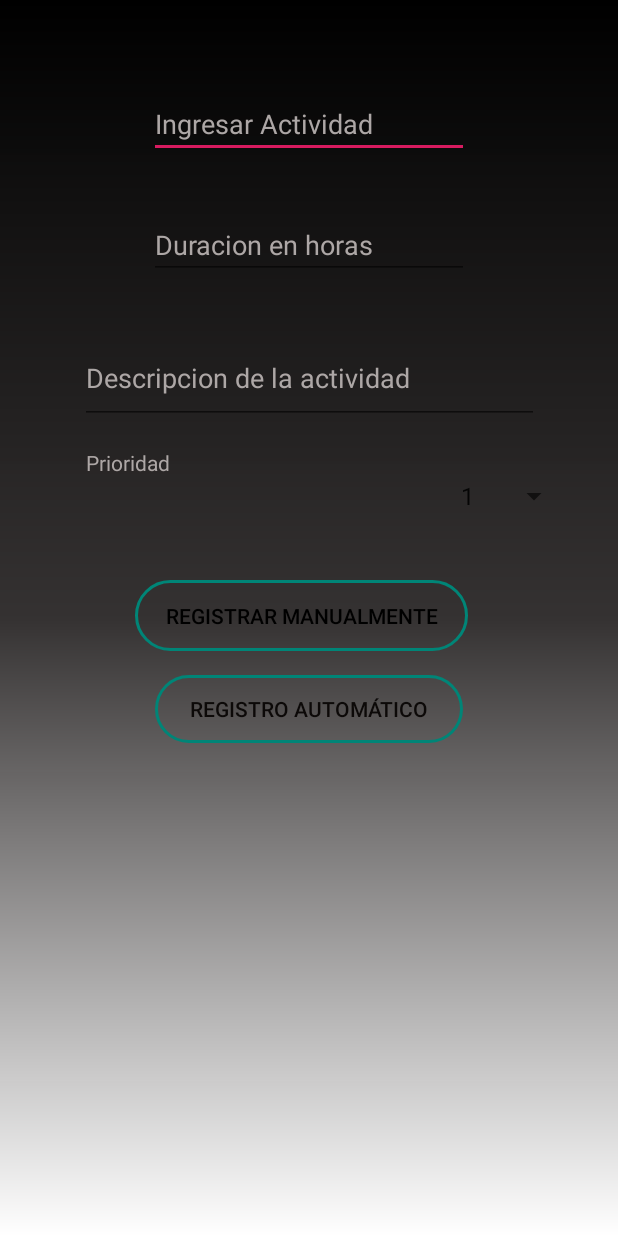
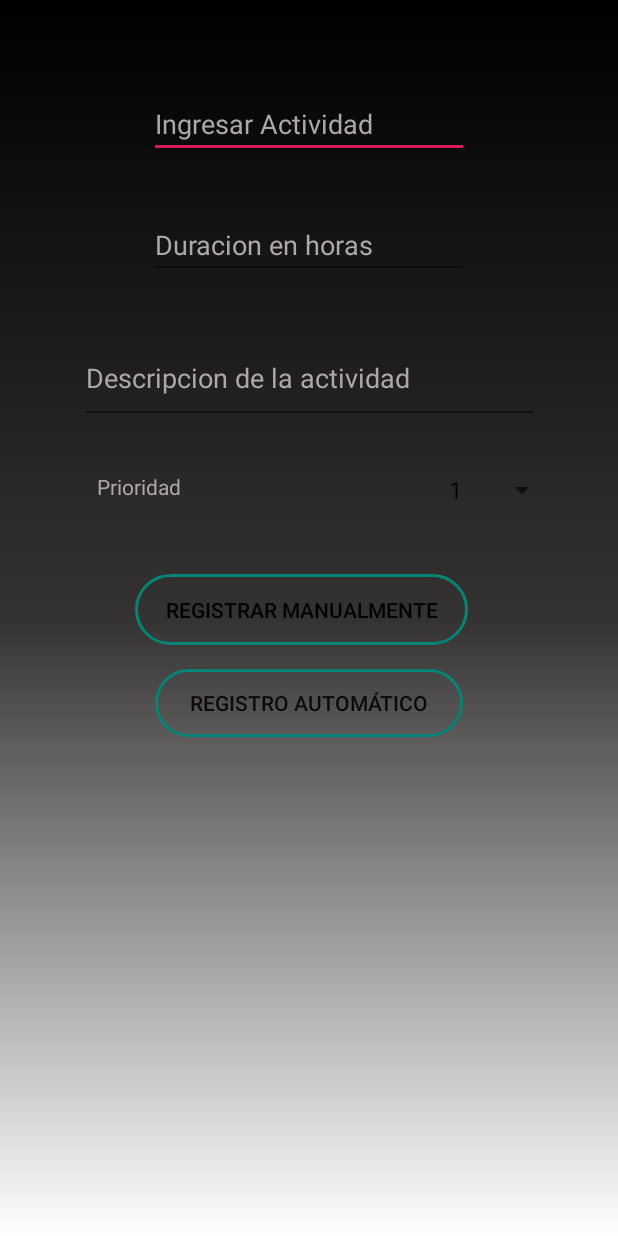
Before and after one commit to JuanfAlfonso/Tiempo, an Android app: the RegistraractActivity screen opened directly, with no data from a screen before it, on a phone screen of 412 x 824 dp. Run offline under Robolectric (Android 15) with nearby library versions, the light colour scheme and no system bars; libraries missing offline, so code that uses them is left out: com.loopj.android, cz.msebera.android.

Commit message:
por si la cago

```diff
--- a/app/src/main/res/layout/activity_calendario.xml
+++ b/app/src/main/res/layout/activity_calendario.xml
@@ -22,6 +22,8 @@
             <CalendarView
                 android:id="@+id/calendar"
                 android:layout_width="match_parent"
+                android:weekNumberColor="#fff"
+                android:background="@android:color/transparent"
                 android:layout_height="307dp"></CalendarView>
 
             <TextView
--- a/app/src/main/res/layout/activity_registraract.xml
+++ b/app/src/main/res/layout/activity_registraract.xml
@@ -98,9 +98,9 @@
         android:id="@+id/spinner"
         android:layout_width="wrap_content"
         android:layout_height="wrap_content"
-        android:layout_marginTop="24dp"
-        android:layout_marginEnd="32dp"
-        android:layout_marginRight="32dp"
+        android:layout_marginTop="20dp"
+        android:layout_marginEnd="40dp"
+        android:layout_marginRight="40dp"
         android:outlineSpotShadowColor="#fff"
         app:layout_constraintEnd_toEndOf="parent"
         app:layout_constraintTop_toBottomOf="@+id/Descripcion" />
@@ -109,16 +109,16 @@
         android:id="@+id/textView"
         android:layout_width="172dp"
         android:layout_height="33dp"
-        android:layout_marginStart="8dp"
-        android:layout_marginLeft="8dp"
-        android:layout_marginTop="16dp"
-        android:layout_marginEnd="8dp"
-        android:layout_marginRight="8dp"
+        android:layout_marginStart="16dp"
+        android:layout_marginLeft="16dp"
+        android:layout_marginTop="32dp"
+        android:layout_marginEnd="4dp"
+        android:layout_marginRight="4dp"
         android:ems="10"
         android:text="Prioridad"
         android:textColor="#ADA7A6"
         app:layout_constraintEnd_toStartOf="@+id/spinner"
-        app:layout_constraintHorizontal_bias="0.475"
+        app:layout_constraintHorizontal_bias="0.532"
         app:layout_constraintStart_toStartOf="parent"
         app:layout_constraintTop_toBottomOf="@+id/Descripcion" />
 
```
